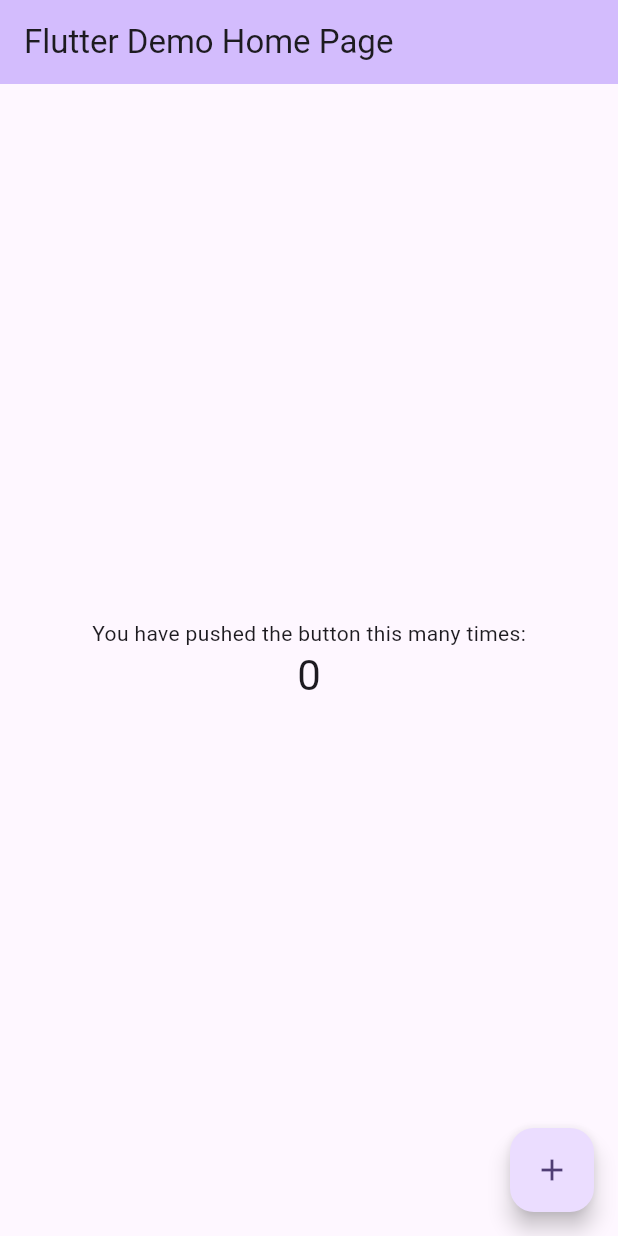
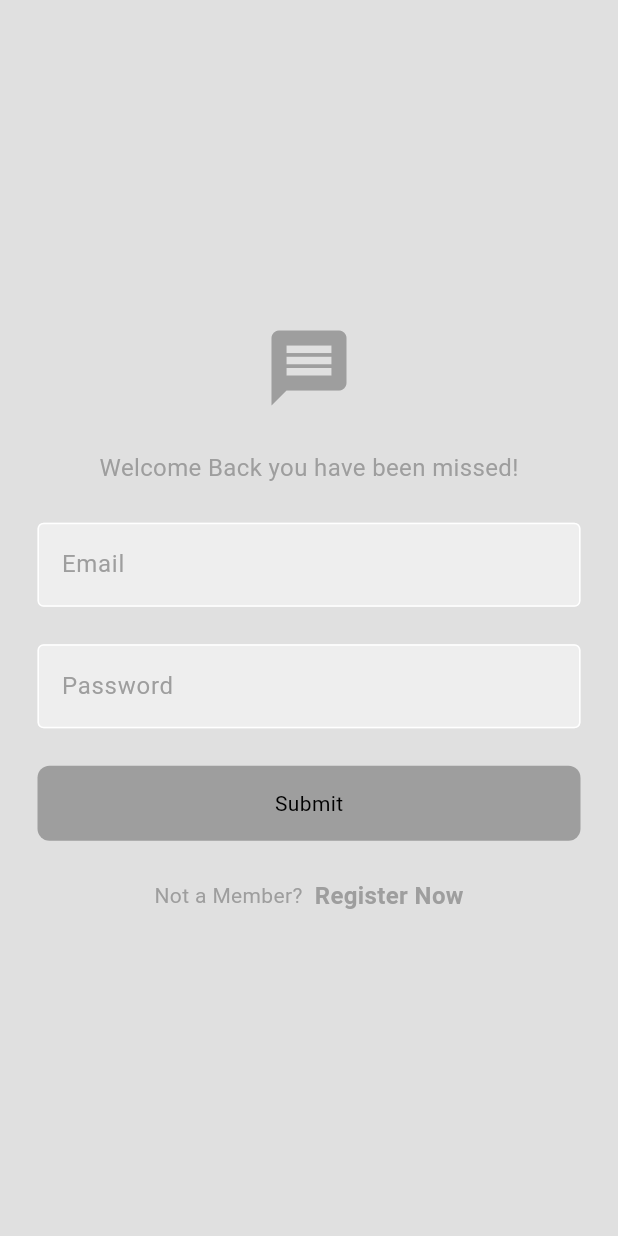
Before and after one commit to Sundramroy23/ChatApp, a Flutter app: the screen it shows after launch, on a phone screen of 412 x 824 dp. Run offline on Flutter 3.47's test engine with Material 3 defaults, Android fonts, the phone set to English and light mode, and no system bars.

Commit message:
login_signup

```diff
--- /dev/null
+++ b/lib/components/my_button.dart
@@ -0,0 +1,24 @@
+import 'package:flutter/material.dart';
+
+class MyButton extends StatelessWidget {
+  final void Function()? ontap;
+
+  MyButton({super.key, required this.ontap});
+
+  @override
+  Widget build(BuildContext context) {
+    return GestureDetector(
+      onTap: ontap,
+      child: Container(
+        // width: double.infinity,
+        decoration: BoxDecoration(
+          color: Theme.of(context).colorScheme.primary,
+          borderRadius: BorderRadius.all(Radius.circular(8)),
+        ),
+        margin: EdgeInsets.symmetric(horizontal: 25),
+        padding: EdgeInsets.all(15),
+        child: Center(child: Text("Submit")),
+      ),
+    );
+  }
+}
--- /dev/null
+++ b/lib/components/my_textfield.dart
@@ -0,0 +1,41 @@
+import 'package:flutter/material.dart';
+
+class MyTextfield extends StatelessWidget {
+  final String hintext;
+  final bool obscuretext;
+  final TextEditingController controller;
+  const MyTextfield({
+    super.key,
+    required this.hintext,
+    required this.obscuretext,
+    required this.controller,
+  });
+
+  @override
+  Widget build(BuildContext context) {
+    return Padding(
+      padding: EdgeInsets.symmetric(horizontal: 25),
+      child: TextField(
+        controller: controller,
+        obscureText: obscuretext,
+        decoration: InputDecoration(
+          border: OutlineInputBorder(borderSide: BorderSide(width: 10)),
+          enabledBorder: OutlineInputBorder(
+            borderSide: BorderSide(
+              color: Theme.of(context).colorScheme.tertiary,
+            ),
+          ),
+          focusedBorder: OutlineInputBorder(
+            borderSide: BorderSide(
+              color: Theme.of(context).colorScheme.primary,
+            ),
+          ),
+          fillColor: Theme.of(context).colorScheme.secondary,
+          filled: true,
+          hintText: hintext,
+          hintStyle: TextStyle(color: Theme.of(context).colorScheme.primary),
+        ),
+      ),
+    );
+  }
+}
--- a/lib/main.dart
+++ b/lib/main.dart
@@ -1,3 +1,6 @@
+import 'package:chatapp/pages/login_page.dart';
+import 'package:chatapp/pages/signup_page.dart';
+import 'package:chatapp/theme/light_theme.dart';
 import 'package:flutter/material.dart';
 
 void main() {
@@ -11,112 +14,10 @@ class MyApp extends StatelessWidget {
   @override
   Widget build(BuildContext context) {
     return MaterialApp(
-      title: 'Flutter Demo',
-      theme: ThemeData(
-        // This is the theme of your application.
-        //
-        // TRY THIS: Try running your application with "flutter run". You'll see
-        // the application has a purple toolbar. Then, without quitting the app,
-        // try changing the seedColor in the colorScheme below to Colors.green
-        // and then invoke "hot reload" (save your changes or press the "hot
-        // reload" button in a Flutter-supported IDE, or press "r" if you used
-        // the command line to start the app).
-        //
-        // Notice that the counter didn't reset back to zero; the application
-        // state is not lost during the reload. To reset the state, use hot
-        // restart instead.
-        //
-        // This works for code too, not just values: Most code changes can be
-        // tested with just a hot reload.
-        colorScheme: ColorScheme.fromSeed(seedColor: Colors.deepPurple),
-      ),
-      home: const MyHomePage(title: 'Flutter Demo Home Page'),
+      title: 'Chat App',
+      debugShowCheckedModeBanner: false,
+      theme: lightTheme,
+      home: SignupPage(),
     );
   }
 }
-
-class MyHomePage extends StatefulWidget {
-  const MyHomePage({super.key, required this.title});
-
-  // This widget is the home page of your application. It is stateful, meaning
-  // that it has a State object (defined below) that contains fields that affect
-  // how it looks.
-
-  // This class is the configuration for the state. It holds the values (in this
-  // case the title) provided by the parent (in this case the App widget) and
-  // used by the build method of the State. Fields in a Widget subclass are
-  // always marked "final".
-
-  final String title;
-
-  @override
-  State<MyHomePage> createState() => _MyHomePageState();
-}
-
-class _MyHomePageState extends State<MyHomePage> {
-  int _counter = 0;
-
-  void _incrementCounter() {
-    setState(() {
-      // This call to setState tells the Flutter framework that something has
-      // changed in this State, which causes it to rerun the build method below
-      // so that the display can reflect the updated values. If we changed
-      // _counter without calling setState(), then the build method would not be
-      // called again, and so nothing would appear to happen.
-      _counter++;
-    });
-  }
-
-  @override
-  Widget build(BuildContext context) {
-    // This method is rerun every time setState is called, for instance as done
-    // by the _incrementCounter method above.
-    //
-    // The Flutter framework has been optimized to make rerunning build methods
-    // fast, so that you can just rebuild anything that needs updating rather
-    // than having to individually change instances of widgets.
-    return Scaffold(
-      appBar: AppBar(
-        // TRY THIS: Try changing the color here to a specific color (to
-        // Colors.amber, perhaps?) and trigger a hot reload to see the AppBar
-        // change color while the other colors stay the same.
-        backgroundColor: Theme.of(context).colorScheme.inversePrimary,
-        // Here we take the value from the MyHomePage object that was created by
-        // the App.build method, and use it to set our appbar title.
-        title: Text(widget.title),
-      ),
-      body: Center(
-        // Center is a layout widget. It takes a single child and positions it
-        // in the middle of the parent.
-        child: Column(
-          // Column is also a layout widget. It takes a list of children and
-          // arranges them vertically. By default, it sizes itself to fit its
-          // children horizontally, and tries to be as tall as its parent.
-          //
-          // Column has various properties to control how it sizes itself and
-          // how it positions its children. Here we use mainAxisAlignment to
-          // center the children vertically; the main axis here is the vertical
-          // axis because Columns are vertical (the cross axis would be
-          // horizontal).
-          //
-          // TRY THIS: Invoke "debug painting" (choose the "Toggle Debug Paint"
-          // action in the IDE, or press "p" in the console), to see the
-          // wireframe for each widget.
-          mainAxisAlignment: MainAxisAlignment.center,
-          children: <Widget>[
-            const Text('You have pushed the button this many times:'),
-            Text(
-              '$_counter',
-              style: Theme.of(context).textTheme.headlineMedium,
-            ),
-          ],
-        ),
-      ),
-      floatingActionButton: FloatingActionButton(
-        onPressed: _incrementCounter,
-        tooltip: 'Increment',
-        child: const Icon(Icons.add),
-      ), // This trailing comma makes auto-formatting nicer for build methods.
-    );
-  }
-}
--- /dev/null
+++ b/lib/pages/signup_page.dart
@@ -0,0 +1,83 @@
+import 'package:chatapp/components/my_button.dart';
+import 'package:chatapp/components/my_textfield.dart';
+import 'package:flutter/material.dart';
+
+class SignupPage extends StatelessWidget {
+  void login() {}
+
+  final TextEditingController _emailcontroller = TextEditingController();
+  final TextEditingController _pwdcontroller = TextEditingController();
+
+  SignupPage({super.key});
+
+  @override
+  Widget build(BuildContext context) {
+    return Scaffold(
+      backgroundColor: Theme.of(context).colorScheme.surface,
+      body: Center(
+        child: Column(
+          mainAxisAlignment: MainAxisAlignment.center,
+          children: [
+            // icon
+            Icon(
+              Icons.message,
+              size: 60,
+              color: Theme.of(context).colorScheme.primary,
+              fill: 1,
+            ),
+            const SizedBox(height: 25),
+            // welcome tect
+            Text(
+              "Welcome Back you have been missed!",
+              style: TextStyle(
+                fontSize: 16,
+                color: Theme.of(context).colorScheme.primary,
+              ),
+            ),
+            const SizedBox(height: 25),
+            // email
+            MyTextfield(
+              hintext: "Email",
+              obscuretext: false,
+              controller: _emailcontroller,
+            ),
+            // password
+            const SizedBox(height: 25),
+            MyTextfield(
+              hintext: "Password",
+              obscuretext: true,
+              controller: _pwdcontroller,
+            ),
+            // sunmit
+            const SizedBox(height: 25),
+
+            MyButton(ontap: login),
+
+            const SizedBox(height: 25),
+
+            Row(
+              mainAxisAlignment: MainAxisAlignment.center,
+              children: [
+                Text(
+                  "Not a Member? ",
+                  style: TextStyle(
+                    color: Theme.of(context).colorScheme.primary,
+                  ),
+                ),
+                Text(
+                  " Register Now",
+                  style: TextStyle(
+                    fontSize: 16,
+                    fontWeight: FontWeight.bold,
+                    color: Theme.of(context).colorScheme.primary,
+                  ),
+                ),
+              ],
+            ),
+            // redirect
+          ],
+        ),
+      ),
+    );
+  }
+}
--- a/lib/theme/light_theme.dart
+++ b/lib/theme/light_theme.dart
@@ -0,0 +1,11 @@
+import 'package:flutter/material.dart';
+
+ThemeData lightTheme = ThemeData.from(
+  colorScheme: ColorScheme.light(
+    surface: Colors.grey.shade300,
+    primary: Colors.grey.shade500,
+    secondary: Colors.grey.shade200,
+    tertiary: Colors.white,
+    inversePrimary: Colors.grey.shade900,
+  ),
+);
```
Also changed, not shown: lib/pages/login_page.dart (added, +83 -0 lines).
